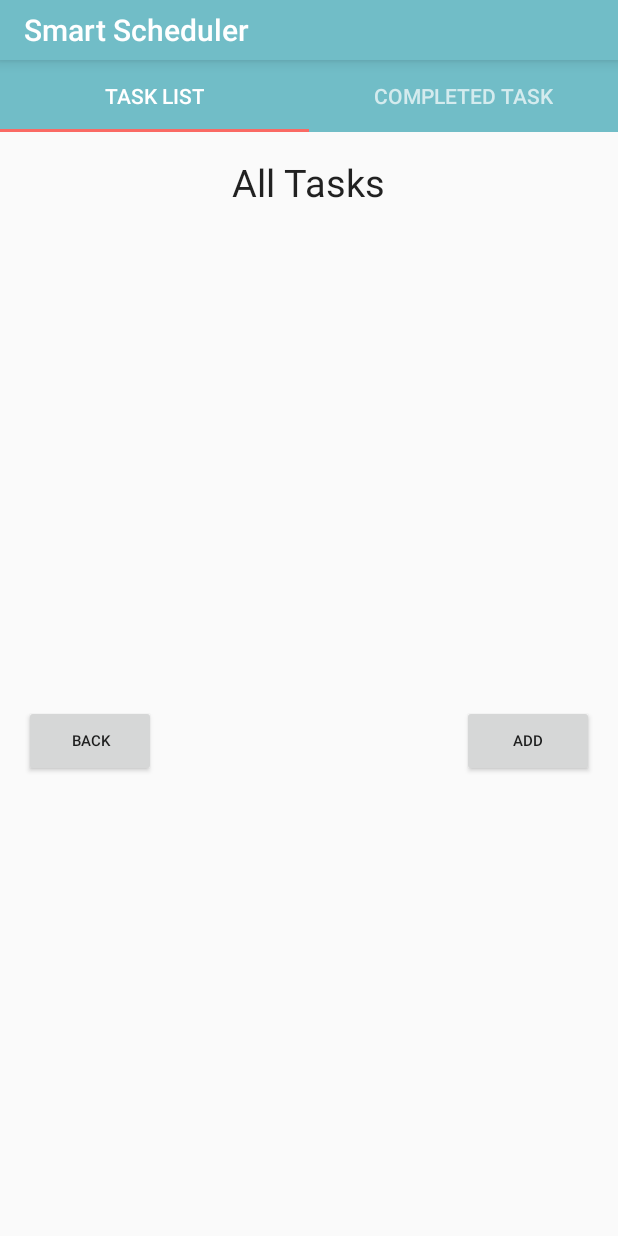
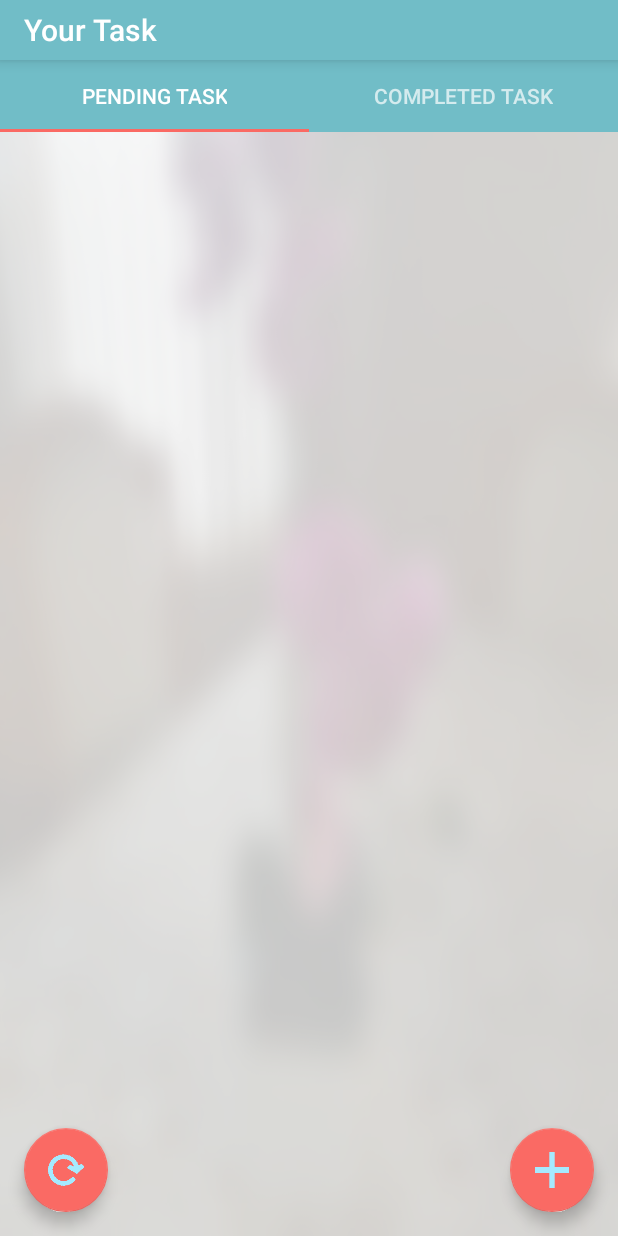
Before and after one commit to veereshr/rOOm-mobile-app, an Android app: the MainActivity screen opened directly, with no data from a screen before it, on a phone screen of 412 x 824 dp. Run offline under Robolectric (Android 15) with nearby library versions, the phone set to English and light mode, and no system bars; 5 statements that could not run were skipped.

Commit message:
added sync database fuctionality on tab view

```diff
--- a/SmartScheduler/app/src/main/AndroidManifest.xml
+++ b/SmartScheduler/app/src/main/AndroidManifest.xml
@@ -2,12 +2,11 @@
 <manifest xmlns:android="http://schemas.android.com/apk/res/android"
     package="com.example.dips.smartscheduler">
 
+    <uses-permission android:name="android.permission.READ_CONTACTS" />
     <uses-permission android:name="android.permission.READ_PHONE_STATE"/>
     <uses-permission android:name="android.permission.CAMERA" />
-
     <uses-feature android:name="android.hardware.camera" />
     <uses-feature android:name="android.hardware.camera.autofocus" />
-
     <uses-permission android:name="android.permission.WRITE_EXTERNAL_STORAGE" />
     <uses-permission android:name="android.permission.INTERNET" />
 
--- a/SmartScheduler/app/src/main/java/com/example/dips/smartscheduler/CompleteTaskList.java
+++ b/SmartScheduler/app/src/main/java/com/example/dips/smartscheduler/CompleteTaskList.java
@@ -63,9 +63,7 @@ public class CompleteTaskList extends Fragment {
             @Override
             public void onItemClick(AdapterView<?> a, View v, int position, long id) {
 
-                //TODO FILL THIS IN WITH REAL task DATA
                 SharedPreferences.Editor editor = CmpltTaskFragActivity.getSharedPreferences("Data", 0x0000).edit();
-                //TODO NOTICE THAT WE START COUNTING FROM 1 NOT 0
                 editor.putInt("eventID", 1);
                 editor.putInt("position", position);
                 editor.commit();
--- a/SmartScheduler/app/src/main/java/com/example/dips/smartscheduler/CreateTask.java
+++ b/SmartScheduler/app/src/main/java/com/example/dips/smartscheduler/CreateTask.java
@@ -58,7 +58,8 @@ public class CreateTask extends AppCompatActivity {
         SharedPreferences prefs = getSharedPreferences("Data", MODE_PRIVATE);
         int groupID = prefs.getInt("groupID", 1);
 
-
+        //TODO CONTACTS
+        /*
         DatabaseHelper dbhelper = new DatabaseHelper(getApplicationContext());
         List<String> listGroupItems = dbhelper.GetGroupMembersName(groupID);
         Spinner dropdown = (Spinner) findViewById(R.id.createTaskTeam);
@@ -66,6 +67,7 @@ public class CreateTask extends AppCompatActivity {
         ArrayAdapter<String> adapterGroupName = new ArrayAdapter<>(
                 this, android.R.layout.simple_spinner_dropdown_item, listGroupItems);
         dropdown.setAdapter(adapterGroupName);
+        */
     }
 
     //used for Select Date
--- a/SmartScheduler/app/src/main/java/com/example/dips/smartscheduler/MainActivity.java
+++ b/SmartScheduler/app/src/main/java/com/example/dips/smartscheduler/MainActivity.java
@@ -1,10 +1,14 @@
 package com.example.dips.smartscheduler;
 
+import android.content.Intent;
 import android.os.Bundle;
 import android.support.design.widget.TabLayout;
 import android.support.v4.app.FragmentActivity;
 import android.support.v4.view.ViewPager;
 import android.support.v7.widget.Toolbar;
+import android.util.Log;
+import android.view.View;
+import android.widget.Toast;
 
 public class MainActivity extends FragmentActivity {
 
@@ -12,19 +16,36 @@ public class MainActivity extends FragmentActivity {
     protected void onCreate(Bundle savedInstanceState) {
         super.onCreate(savedInstanceState);
         setContentView(R.layout.activity_main);
+
+        //FAB onclick
+        findViewById(R.id.refreshFloat).setOnClickListener(new View.OnClickListener() {
+            @Override
+            public void onClick(View v) {
+                syncDB();
+            }
+        });
+        findViewById(R.id.addFloat).setOnClickListener(new View.OnClickListener() {
+            @Override
+            public void onClick(View v) {
+                Intent intent = new Intent(v.getContext(), CreateTask.class);
+                startActivity(intent);
+            }
+        });
+
+
         Toolbar toolbar = (Toolbar) findViewById(R.id.toolbar);
 
-        toolbar.setTitle("Smart Scheduler");
+        toolbar.setTitle("Your Task");
         //setSupportActionBar(toolbar);
 
         TabLayout tabLayout = (TabLayout) findViewById(R.id.tab_layout);
-        tabLayout.addTab(tabLayout.newTab().setText("Task List"));
+        tabLayout.addTab(tabLayout.newTab().setText("Pending Task"));
         tabLayout.addTab(tabLayout.newTab().setText("Completed Task"));
-/*        tabLayout.addTab(tabLayout.newTab().setText("Pending Task"));
 
-*/
+
         final ViewPager viewPager = (ViewPager) findViewById(R.id.pager);
-        final TaskPagerAdapter adapter = new TaskPagerAdapter(getSupportFragmentManager(), tabLayout.getTabCount());
+        TaskPagerAdapter adapter = new TaskPagerAdapter(getSupportFragmentManager(), tabLayout.getTabCount());
+
         viewPager.setAdapter(adapter);
         viewPager.addOnPageChangeListener(new TabLayout.TabLayoutOnPageChangeListener(tabLayout));
         tabLayout.setOnTabSelectedListener(new TabLayout.OnTabSelectedListener() {
@@ -43,4 +64,21 @@ public class MainActivity extends FragmentActivity {
         });
     }
 
+    private void syncDB(){
+        try
+        {
+            DatabaseHelper dbHelper = new DatabaseHelper(this);
+            new SyncDB(this).execute(dbHelper.getReadableDatabase(), null, null);
+        }catch (Exception e){
+            Log.e("SyncDB","error at SyncDB " + e.toString());
+        }
+
+    }
+
+    public void onSyncComplete(){
+        Toast.makeText(this, "Sync Complete", Toast.LENGTH_SHORT).show();
+        finish();
+        startActivity(getIntent());
+    }
+
 }
--- a/SmartScheduler/app/src/main/java/com/example/dips/smartscheduler/ViewTask.java
+++ b/SmartScheduler/app/src/main/java/com/example/dips/smartscheduler/ViewTask.java
@@ -1,6 +1,8 @@
 package com.example.dips.smartscheduler;
 
 
+import android.content.BroadcastReceiver;
+import android.content.Context;
 import android.content.Intent;
 import android.content.SharedPreferences;
 import android.os.Bundle;
@@ -16,11 +18,12 @@ import android.widget.Button;
 import android.widget.ListView;
 import android.widget.RelativeLayout;
 import android.widget.TextView;
+import android.widget.Toast;
 
 import java.util.ArrayList;
 import java.util.List;
 
-public class ViewTask extends Fragment {
+public class ViewTask extends Fragment{
 
     public static FragmentActivity TaskFragActivity;
 
@@ -62,9 +65,7 @@ public class ViewTask extends Fragment {
             @Override
             public void onItemClick(AdapterView<?> a, View v, int position, long id) {
 
-                //TODO FILL THIS IN WITH REAL task DATA
                 SharedPreferences.Editor editor = TaskFragActivity.getSharedPreferences("Data", 0x0000).edit();
-                //TODO NOTICE THAT WE START COUNTING FROM 1 NOT 0
                 editor.putInt("eventID", 1);
                 editor.putInt("position", position);
                 editor.commit();
@@ -73,26 +74,6 @@ public class ViewTask extends Fragment {
             }
         });
         tasksAdapter.notifyDataSetChanged();
-        Button BackToGroupList= (Button) TaskTabRelLayout.findViewById(R.id.btnAllTaskBack);
-
-        BackToGroupList.setOnClickListener(new View.OnClickListener() {
-            @Override
-            public void onClick(View v) {
-                Intent intent = new Intent(TaskFragActivity.getApplicationContext(), GroupList.class);
-                startActivity(intent);
-            }
-        });
-
-        Button AddTaskButton= (Button) TaskTabRelLayout.findViewById(R.id.btnAllTaskAdd);
-
-        AddTaskButton.setOnClickListener(new View.OnClickListener() {
-            @Override
-            public void onClick(View v) {
-                Intent intent = new Intent(v.getContext(),CreateTask.class);
-                startActivity(intent);
-            }
-        });
         return TaskTabRelLayout;
     }
-
 }
--- a/SmartScheduler/app/src/main/res/layout/activity_main.xml
+++ b/SmartScheduler/app/src/main/res/layout/activity_main.xml
@@ -7,9 +7,6 @@
     android:fitsSystemWindows="true"
     tools:context="com.example.dips.smartscheduler.MainActivity">
 
-
-
-
     <include layout="@layout/content_main" />
 
 </android.support.design.widget.CoordinatorLayout>
--- a/SmartScheduler/app/src/main/res/layout/activity_view_task.xml
+++ b/SmartScheduler/app/src/main/res/layout/activity_view_task.xml
@@ -3,27 +3,18 @@
     xmlns:tools="http://schemas.android.com/tools"
     android:layout_width="match_parent"
     android:layout_height="match_parent"
-    android:paddingBottom="@dimen/activity_vertical_margin"
-    android:paddingLeft="@dimen/activity_horizontal_margin"
-    android:paddingRight="@dimen/activity_horizontal_margin"
-    android:paddingTop="@dimen/activity_vertical_margin"
+    android:paddingTop="@dimen/activity_regular_padding"
+    android:paddingRight="@dimen/activity_regular_padding"
+    android:paddingLeft="@dimen/activity_regular_padding"
+    android:background="@color/backGroundColor"
     tools:context="com.example.dips.smartscheduler.ViewTask">
 
     <LinearLayout
         android:orientation="vertical"
         android:layout_width="match_parent"
         android:layout_height="match_parent"
-        android:gravity="center_horizontal">
-
-        <TextView
-            android:layout_width="wrap_content"
-            android:layout_height="wrap_content"
-            android:textAppearance="?android:attr/textAppearanceLarge"
-            android:text="All Tasks"
-            android:id="@+id/txtViewTask"
-            android:layout_alignParentTop="true"
-            android:layout_centerHorizontal="true"
-            android:textSize="25dp" />
+        android:gravity="center_horizontal"
+        android:layout_alignParentBottom="true">
 
         <TextView
             android:layout_width="wrap_content"
@@ -43,28 +34,6 @@
             android:layout_below="@+id/txtViewTask"
             android:layout_centerHorizontal="true" />
 
-        <RelativeLayout
-            android:layout_width="match_parent"
-            android:layout_height="match_parent">
 
-            <Button
-                android:layout_width="wrap_content"
-                android:layout_height="wrap_content"
-                android:text="Back"
-                android:id="@+id/btnAllTaskBack"
-                android:layout_alignParentStart="true"
-                android:onClick="BackToGroupList"
-                android:layout_alignParentLeft="true" />
-
-            <Button
-                android:layout_width="wrap_content"
-                android:layout_height="wrap_content"
-                android:text="add"
-                android:id="@+id/btnAllTaskAdd"
-                android:onClick="CreateAccount"
-                android:layout_alignParentTop="true"
-                android:layout_alignParentEnd="true" />
-        </RelativeLayout>
     </LinearLayout>
-
 </RelativeLayout>
--- a/SmartScheduler/app/src/main/res/layout/content_main.xml
+++ b/SmartScheduler/app/src/main/res/layout/content_main.xml
@@ -6,7 +6,8 @@
     android:layout_height="match_parent"
     app:layout_behavior="@string/appbar_scrolling_view_behavior"
     tools:context="com.example.dips.smartscheduler.MainActivity"
-    tools:showIn="@layout/activity_main">
+    tools:showIn="@layout/activity_main"
+    android:background="@drawable/bg3">
 
     <android.support.v7.widget.Toolbar
         android:id="@+id/toolbar"
@@ -36,6 +37,24 @@
         android:layout_below="@id/tab_layout"/>
 
 
+    <android.support.design.widget.FloatingActionButton
+        android:layout_width="wrap_content"
+        android:layout_height="wrap_content"
+        android:clickable="true"
+        android:src="@drawable/add"
+        android:layout_margin="16dp"
+        android:layout_alignParentBottom="true"
+        android:layout_alignParentEnd="true"
+        android:id="@+id/addFloat"/>
 
+    <android.support.design.widget.FloatingActionButton
+        android:layout_width="wrap_content"
+        android:layout_height="wrap_content"
+        android:clickable="true"
+        android:layout_margin="16dp"
+        android:layout_alignParentBottom="true"
+        android:layout_alignParentEnd="false"
+        android:src="@drawable/refresh"
+        android:id="@+id/refreshFloat"/>
 
 </RelativeLayout>
```
Also changed, not shown: SmartScheduler/app/src/main/java/com/example/dips/smartscheduler/DatabaseHelper.java (+1 -6 lines), SmartScheduler/app/src/main/java/com/example/dips/smartscheduler/SyncDB.java (+4 -3 lines), SmartScheduler/app/src/main/res/layout/activity_complete_task_list.xml (+4 -14 lines), SmartScheduler/app/src/main/res/drawable-hdpi/add.png (added), SmartScheduler/app/src/main/res/drawable-hdpi/refresh.png (added), SmartScheduler/app/src/main/res/drawable-ldpi/add.png (added), SmartScheduler/app/src/main/res/drawable-ldpi/refresh.png (added), SmartScheduler/app/src/main/res/drawable-mdpi/add.png (added), SmartScheduler/app/src/main/res/drawable-mdpi/refresh.png (added).
